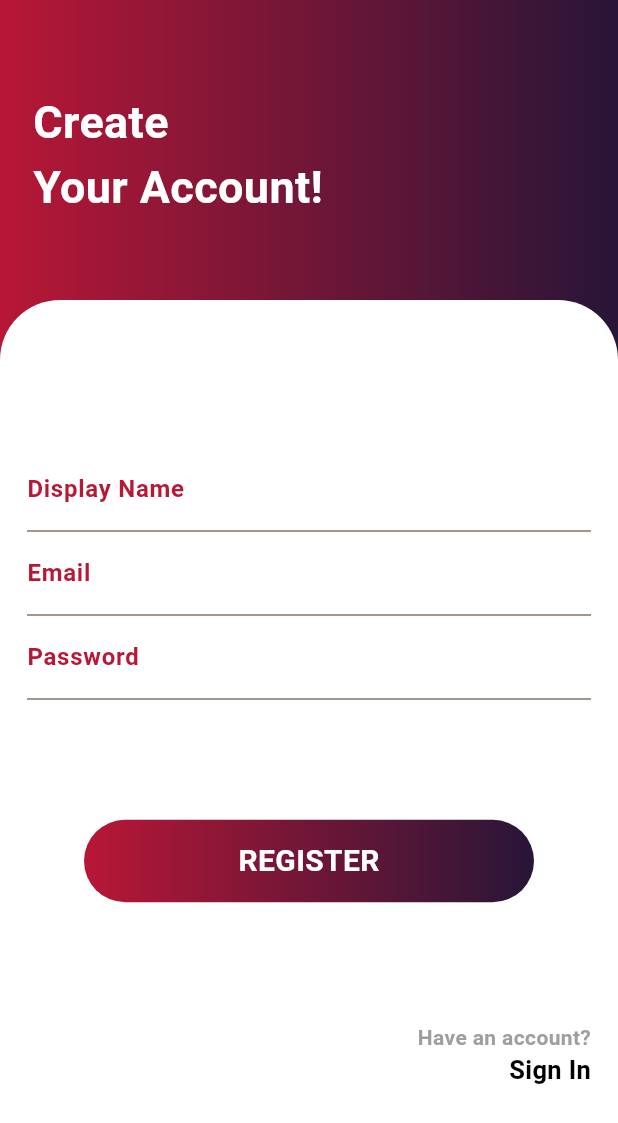
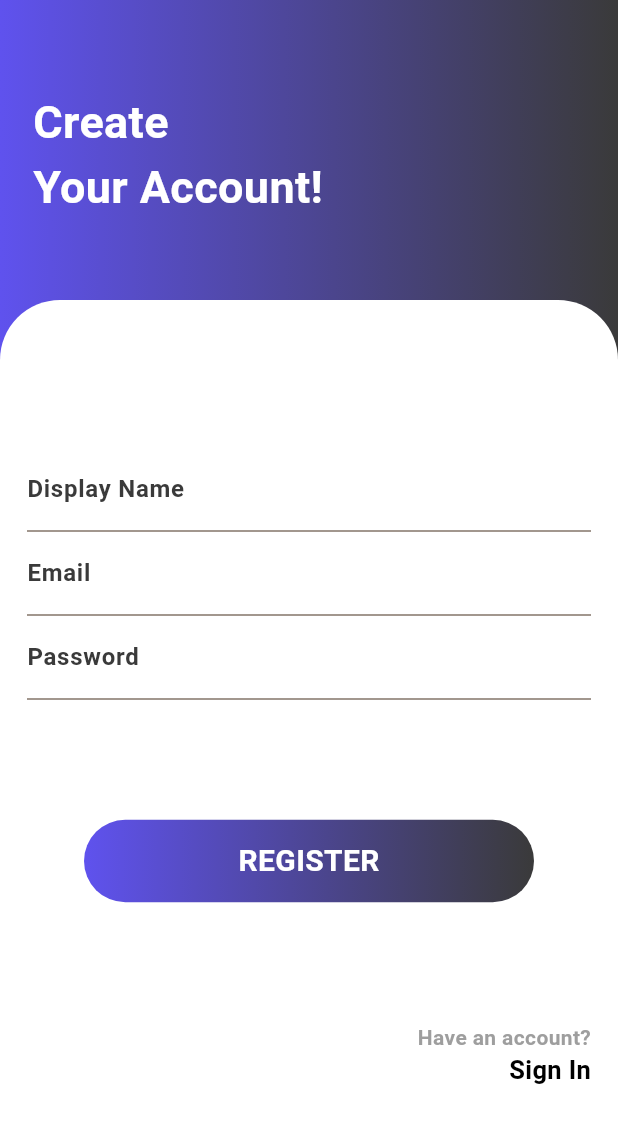
Before and after one commit to KentTDang/FlutterTodoApp, a Flutter app: the screen it shows after launch, after a tap on "SIGN IN", after a tap on "Sign up", on a phone screen of 412 x 824 dp. Shown: the top 1123 px of the screen. Run offline on Flutter 3.47's test engine with Material 3 defaults, Android fonts, the phone set to English and light mode, and no system bars; our stand-ins replace cloud_firestore, confetti, firebase_auth, firebase_core; accounts and stored records are empty; network calls fail.

Commit message:
🖍️ Update Color

```diff
--- a/lib/constants/colors.dart
+++ b/lib/constants/colors.dart
@@ -7,3 +7,5 @@ const Color tdBlack = Color(0xFF3A3A3A);
 const Color tdGrey = Color(0xFF717171);
 
 const Color tdBGColor = Color(0xFFEEEFF5);
+
+const Gradient gdBlue = LinearGradient(colors: [Color(0xFF5F52EE), Color(0xFF3A3A3A)]);
--- a/lib/pages/auth/login_page.dart
+++ b/lib/pages/auth/login_page.dart
@@ -1,5 +1,6 @@
 import 'package:flutter/material.dart';
 import 'package:firebase_auth/firebase_auth.dart';
+import 'package:todo_app/constants/colors.dart';
 import '../../auth.dart';
 
 class LoginPage extends StatefulWidget {
@@ -44,10 +45,7 @@ class _LoginPageState extends State<LoginPage> {
             height: double.infinity,
             width: double.infinity,
             decoration: const BoxDecoration(
-              gradient: LinearGradient(colors: [
-                Color(0xffB81736),
-                Color(0xff281537),
-              ]),
+              gradient: gdBlue,
             ),
             child: const Padding(
               padding: EdgeInsets.only(top: 60.0, left: 22),
@@ -82,7 +80,7 @@ class _LoginPageState extends State<LoginPage> {
                           'Email',
                           style: TextStyle(
                             fontWeight: FontWeight.bold,
-                            color: Color(0xffB81736),
+                            color: tdBlack,
                           ),
                         ),
                       ),
@@ -94,7 +92,7 @@ class _LoginPageState extends State<LoginPage> {
                           'Password',
                           style: TextStyle(
                             fontWeight: FontWeight.bold,
-                            color: Color(0xffB81736),
+                            color: tdBlack,
                           ),
                         ),
                       ),
@@ -111,10 +109,7 @@ class _LoginPageState extends State<LoginPage> {
                         width: 300,
                         decoration: BoxDecoration(
                           borderRadius: BorderRadius.circular(30),
-                          gradient: const LinearGradient(colors: [
-                            Color(0xffB81736),
-                            Color(0xff281537),
-                          ]),
+                          gradient: gdBlue,
                         ),
                         child: const Center(
                           child: Text(
--- a/lib/pages/auth/register_page.dart
+++ b/lib/pages/auth/register_page.dart
@@ -1,5 +1,6 @@
 import 'package:flutter/material.dart';
 import 'package:firebase_auth/firebase_auth.dart';
+import 'package:todo_app/constants/colors.dart';
 import '../../auth.dart';
 
 class RegisterPage extends StatefulWidget {
@@ -44,10 +45,7 @@ class _RegisterPageState extends State<RegisterPage> {
             height: double.infinity,
             width: double.infinity,
             decoration: const BoxDecoration(
-              gradient: LinearGradient(colors: [
-                Color(0xffB81736),
-                Color(0xff281537),
-              ]),
+              gradient: gdBlue,
             ),
             child: const Padding(
               padding: EdgeInsets.only(top: 60.0, left: 22),
@@ -82,7 +80,7 @@ class _RegisterPageState extends State<RegisterPage> {
                           'Display Name',
                           style: TextStyle(
                             fontWeight: FontWeight.bold,
-                            color: Color(0xffB81736),
+                            color: tdBlack,
                           ),
                         ),
                       ),
@@ -94,7 +92,7 @@ class _RegisterPageState extends State<RegisterPage> {
                           'Email',
                           style: TextStyle(
                             fontWeight: FontWeight.bold,
-                            color: Color(0xffB81736),
+                            color:tdBlack,
                           ),
                         ),
                       ),
@@ -106,7 +104,7 @@ class _RegisterPageState extends State<RegisterPage> {
                           'Password',
                           style: TextStyle(
                             fontWeight: FontWeight.bold,
-                            color: Color(0xffB81736),
+                            color:tdBlack,
                           ),
                         ),
                       ),
@@ -123,10 +121,7 @@ class _RegisterPageState extends State<RegisterPage> {
                         width: 300,
                         decoration: BoxDecoration(
                           borderRadius: BorderRadius.circular(30),
-                          gradient: const LinearGradient(colors: [
-                            Color(0xffB81736),
-                            Color(0xff281537),
-                          ]),
+                          gradient: gdBlue,
                         ),
                         child: const Center(
                           child: Text(
```
Also changed, not shown: 1 other file.
